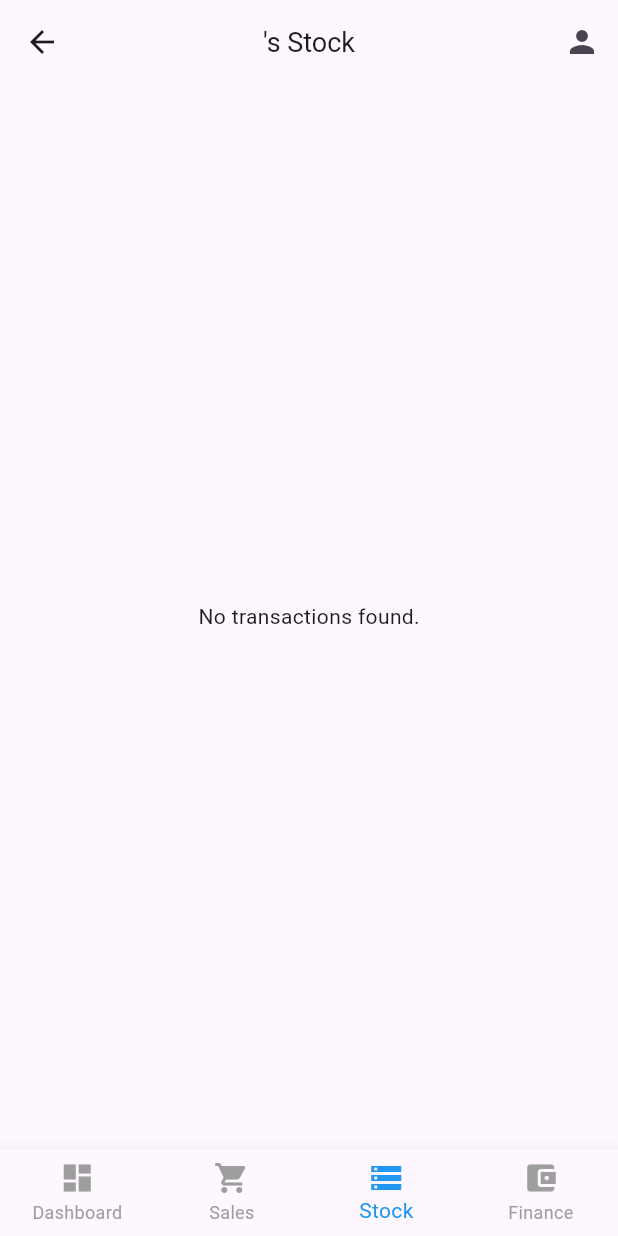
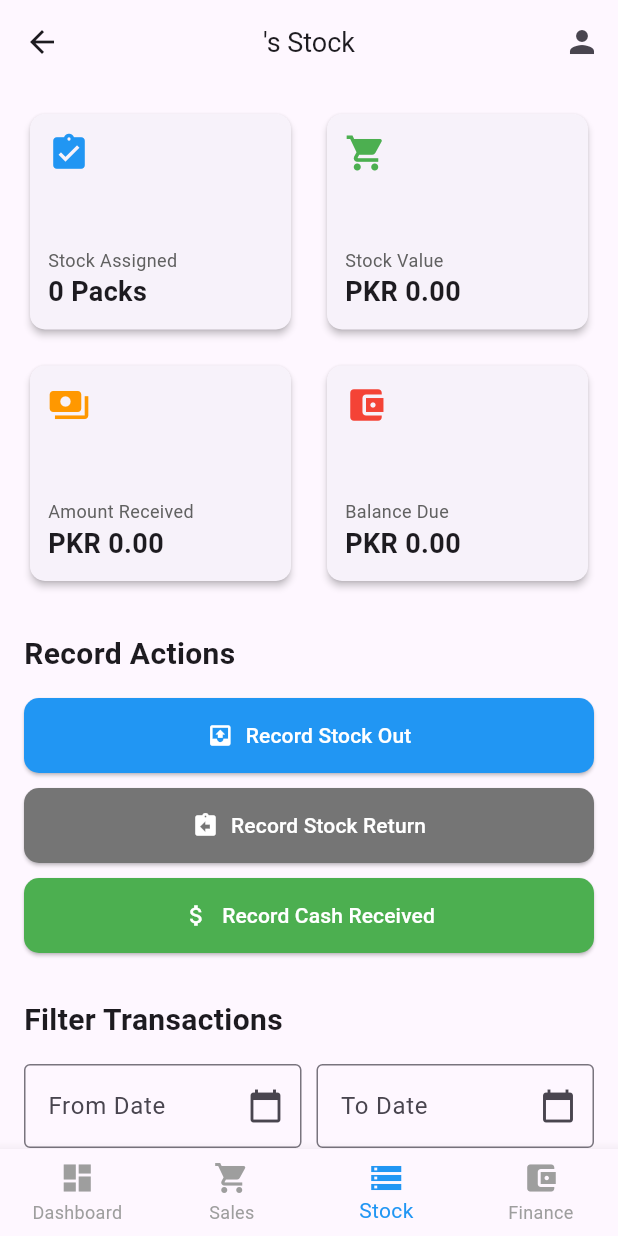
Before and after one commit to waleedanwardb/cigarette_agency_management_app, a Flutter app: the SalesmanStockDetailScreen screen opened directly with empty values, on a phone screen of 412 x 824 dp. Run offline on Flutter 3.47's test engine with Material 3 defaults, Android fonts, the phone set to English and light mode, and no system bars; our stand-ins replace cloud_firestore, firebase_auth, firebase_core, firebase_storage, image_picker; accounts and stored records are empty.

Commit message:
update 0.2

```diff
--- a/lib/UI/screens/products/brand_products_list_screen.dart
+++ b/lib/UI/screens/products/brand_products_list_screen.dart
@@ -63,9 +63,9 @@ class BrandProductsListScreen extends StatelessWidget {
                             product.imageUrl,
                             fit: BoxFit.cover,
                             width: double.infinity,
-                            errorBuilder: (context, error, stackTrace) => const Icon(Icons.image_not_supported, size: 50, color: Colors.grey),
+                            errorBuilder: (context, error, stackTrace) => const Center(child: Icon(Icons.image_not_supported, size: 50, color: Colors.grey)),
                           )
-                              : const Center(child: Icon(Icons.inventory_2, size: 50, color: Colors.grey)), // Replaced placeholder asset with an icon
+                              : const Center(child: Icon(Icons.inventory_2, size: 50, color: Colors.grey)),
                         ),
                       ),
                       Padding(
--- a/lib/UI/screens/salesman/salesman_stock_detail_screen.dart
+++ b/lib/UI/screens/salesman/salesman_stock_detail_screen.dart
@@ -708,11 +708,8 @@ class _SalesmanStockDetailScreenState extends State<SalesmanStockDetailScreen> {
             if (snapshot.hasError) {
               return Center(child: Text('Error: ${snapshot.error}'));
             }
-          if (!snapshot.hasData || snapshot.data!.isEmpty) {
-            return const Center(child: Text('No transactions found.'));
-          }
 
-          final allTransactions = snapshot.data!;
+            final allTransactions = snapshot.data ?? [];
             List<SalesmanAccountTransaction> filteredTransactions =
             allTransactions.where((transaction) {
               final transactionDate = transaction.date.toDate();
@@ -1035,7 +1032,7 @@ class _SalesmanStockDetailScreenState extends State<SalesmanStockDetailScreen> {
                 ],
               ),
             );
-        },
+          }
       ),
       bottomNavigationBar: BottomNavigationBar(
         items: const <BottomNavigationBarItem>[
```
Also changed, not shown: lib/UI/screens/home_screen/home_screen.dart (+8 -6 lines). Lines whose indentation alone changed are shown as unchanged.
